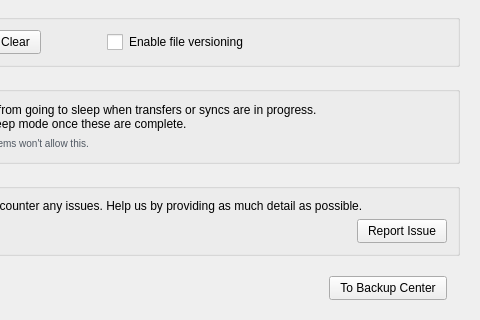
Qt form src/MEGASync/gui/linux/SettingsDialog.ui (meganz/MEGAsync) before a commit; both pictures show x 182 to 662 and y 400 to 720 of the 662 by 720 pixel window.
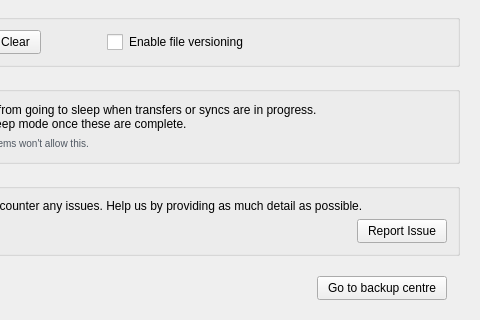
The same form after that commit. The open tabs and pages were chosen to show the change. Icons and pictures are not drawn. Custom widgets are drawn as their Qt base class.

Patch:
```diff
--- a/src/MEGASync/gui/linux/SettingsDialog.ui
+++ b/src/MEGASync/gui/linux/SettingsDialog.ui
@@ -3205,7 +3205,7 @@
           <item>
            <widget class="QPushButton" name="bBackupCenter">
             <property name="text">
-             <string>To Backup Center</string>
+             <string>Go to backup centre</string>
             </property>
            </widget>
           </item>
```
